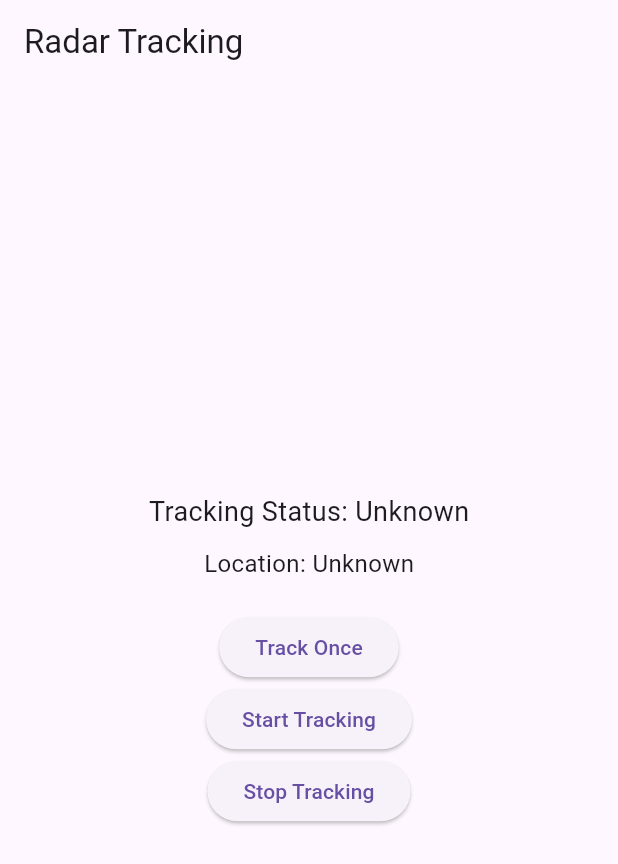
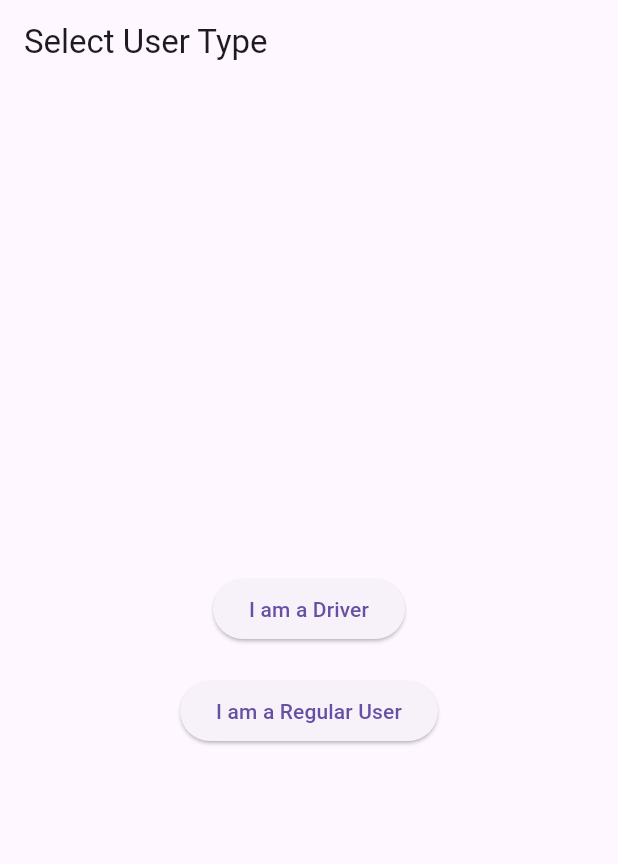
Before and after one commit to Sakthi2204/swiftaid, a Flutter app: the screen it shows after launch, on a phone screen of 412 x 824 dp. Shown: the top 864 px of the screen. Run offline on Flutter 3.47's test engine with Material 3 defaults, Android fonts, the phone set to English and light mode, and no system bars; our stand-ins replace firebase_auth, firebase_core, permission_handler; missing offline and left inert: flutter_radar; accounts and stored records are empty.

Commit message:
Added Firebase authentication and Radar tracking

```diff
--- a/lib/home_screen.dart
+++ b/lib/home_screen.dart
@@ -1,10 +1,11 @@
-import 'dart:io';
-import 'package:flutter/services.dart';
 import 'package:flutter/material.dart';
 import 'package:flutter_radar/flutter_radar.dart';
-import 'package:permission_handler/permission_handler.dart';
+import 'package:firebase_auth/firebase_auth.dart';
 
 class HomeScreen extends StatefulWidget {
+  final bool isDriver;
+  HomeScreen({required this.isDriver});
+
   @override
   _HomeScreenState createState() => _HomeScreenState();
 }
@@ -16,74 +17,35 @@ class _HomeScreenState extends State<HomeScreen> {
   @override
   void initState() {
     super.initState();
-    _requestPermissions();
+    if (widget.isDriver) {
+      _startTracking();
+    }
   }
 
-  /// Request location and foreground service permissions (Android 14+)
-  Future<void> _requestPermissions() async {
-    // Request foreground location permission
-    PermissionStatus locationStatus = await Permission.location.request();
-
-    // Request background location permission if foreground is granted
-    if (locationStatus.isGranted) {
-      await Permission.locationAlways.request();
-    }
-
-    // Manually request Foreground Service Location Permission for Android 14+
-    if (Platform.isAndroid && int.parse(Platform.version.split('.')[0]) >= 14) {
-      const MethodChannel _channel = MethodChannel('flutter_radar_permissions');
-      try {
-        await _channel.invokeMethod('requestForegroundServicePermission');
-      } catch (e) {
-        print("Error requesting Foreground Service Permission: $e");
-      }
-    }
-
-    // Check Radar SDK permission status
-    String? radarStatus = await Radar.getPermissionsStatus();
-    if (radarStatus == "NOT_DETERMINED" || radarStatus == "DENIED") {
-      await Radar.requestPermissions(true);
-    }
-
-    setState(() {
-      _trackingStatus = radarStatus ?? "Unknown";
-    });
-  }
-
-  /// Track user location once (Foreground tracking)
   Future<void> _trackOnce() async {
     try {
       var res = await Radar.trackOnce();
-
       if (res != null && res['location'] != null) {
         double lat = res['location']['latitude'] ?? 0.0;
         double lng = res['location']['longitude'] ?? 0.0;
-
         setState(() {
           _location = "Lat: $lat, Lng: $lng";
         });
-      } else {
-        setState(() {
-          _location = "Location not available";
-        });
       }
     } catch (e) {
-      print("🚨 Error tracking location: $e");
       setState(() {
         _location = "Error retrieving location";
       });
     }
   }
 
-  /// Start background tracking
   Future<void> _startTracking() async {
-    await Radar.startTracking('continuous'); // Options: 'efficient', 'responsive', 'continuous'
+    await Radar.startTracking('continuous');
     setState(() {
       _trackingStatus = "Tracking Started";
     });
   }
 
-  /// Stop background tracking
   Future<void> _stopTracking() async {
     await Radar.stopTracking();
     setState(() {
@@ -91,30 +53,25 @@ class _HomeScreenState extends State<HomeScreen> {
     });
   }
 
+  Future<void> _logout() async {
+    await FirebaseAuth.instance.signOut();
+    Navigator.pop(context);
+  }
+
   @override
   Widget build(BuildContext context) {
     return Scaffold(
-      appBar: AppBar(title: Text("Radar Tracking")),
+      appBar: AppBar(title: Text("Driver Tracking"), actions: [
+        IconButton(icon: Icon(Icons.logout), onPressed: _logout),
+      ]),
       body: Center(
         child: Column(
           mainAxisAlignment: MainAxisAlignment.center,
           children: [
-            Text("Tracking Status: $_trackingStatus", style: TextStyle(fontSize: 18)),
-            SizedBox(height: 10),
-            Text("Location: $_location", style: TextStyle(fontSize: 16)),
-            SizedBox(height: 20),
-            ElevatedButton(
-              onPressed: _trackOnce,
-              child: Text("Track Once"),
-            ),
-            ElevatedButton(
-              onPressed: _startTracking,
-              child: Text("Start Tracking"),
-            ),
-            ElevatedButton(
-              onPressed: _stopTracking,
-              child: Text("Stop Tracking"),
-            ),
+            Text("Tracking Status: $_trackingStatus"),
+            Text("Location: $_location"),
+            ElevatedButton(onPressed: _trackOnce, child: Text("Track Once")),
+            ElevatedButton(onPressed: _stopTracking, child: Text("Stop Tracking")),
           ],
         ),
       ),
--- a/lib/main.dart
+++ b/lib/main.dart
@@ -1,10 +1,10 @@
 import 'package:flutter/material.dart';
-import 'package:flutter_radar/flutter_radar.dart';
-import 'home_screen.dart';
+import 'package:firebase_core/firebase_core.dart';
+import 'user_selection.dart';
 
-void main() {
+void main() async {
   WidgetsFlutterBinding.ensureInitialized();
-  Radar.initialize("prj_test_pk_56e8168df8db7ce3c5e065f98ac5530b8aa9ef83");
+  await Firebase.initializeApp();
   runApp(MyApp());
 }
 
@@ -13,9 +13,9 @@ class MyApp extends StatelessWidget {
   Widget build(BuildContext context) {
     return MaterialApp(
       debugShowCheckedModeBanner: false,
-      title: 'Radar Tracking App',
+      title: 'SwiftAid',
       theme: ThemeData(primarySwatch: Colors.blue),
-      home: HomeScreen(),
+      home: UserSelectionScreen(), // Now shows the user selection screen first
     );
   }
 }
--- /dev/null
+++ b/lib/user_selection.dart
@@ -0,0 +1,60 @@
+import 'package:flutter/material.dart';
+import 'package:permission_handler/permission_handler.dart';
+import 'login_screen.dart';
+import 'report_screen.dart';
+
+class UserSelectionScreen extends StatefulWidget {
+  @override
+  _UserSelectionScreenState createState() => _UserSelectionScreenState();
+}
+
+class _UserSelectionScreenState extends State<UserSelectionScreen> {
+  @override
+  void initState() {
+    super.initState();
+    _requestPermissions(); // Request permissions as soon as screen loads
+  }
+
+  Future<void> _requestPermissions() async {
+    // Request foreground location permission
+    PermissionStatus locationStatus = await Permission.location.request();
+
+    // Request background location if foreground is granted
+    if (locationStatus.isGranted) {
+      await Permission.locationAlways.request();
+    }
+  }
+
+  @override
+  Widget build(BuildContext context) {
+    return Scaffold(
+      appBar: AppBar(title: Text("Select User Type")),
+      body: Center(
+        child: Column(
+          mainAxisAlignment: MainAxisAlignment.center,
+          children: [
+            ElevatedButton(
+              onPressed: () {
+                Navigator.push(
+                  context,
+                  MaterialPageRoute(builder: (context) => LoginScreen()), // Driver Login
+                );
+              },
+              child: Text("I am a Driver"),
+            ),
+            SizedBox(height: 20),
+            ElevatedButton(
+              onPressed: () {
+                Navigator.push(
+                  context,
+                  MaterialPageRoute(builder: (context) => ReportScreen()), // Accident Reporting
+                );
+              },
+              child: Text("I am a Regular User"),
+            ),
+          ],
+        ),
+      ),
+    );
+  }
+}
```
Also changed, not shown: lib/login_screen.dart (added, +50 -0 lines), lib/report_screen.dart (added, +45 -0 lines), 3 other files.
